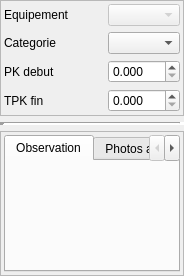
Before: the Qt Designer form Lamia/toolprepro/vnf/lamiavnf_desordre_tool_ui.ui in Artelia/Lamia, drawn with Qt 5.
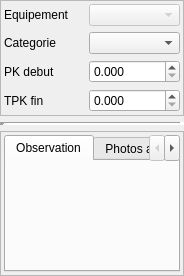
After: the same form once the commit is applied.

Commit message: Update VNF design and add observations and pictures to LAMIA -> SIRS

```diff
--- a/Lamia/toolprepro/vnf/lamiavnf_desordre_tool_ui.ui
+++ b/Lamia/toolprepro/vnf/lamiavnf_desordre_tool_ui.ui
@@ -72,6 +72,9 @@
         <property name="decimals">
          <number>3</number>
         </property>
+        <property name="maximum">
+         <double>999999.989999999990687</double>
+        </property>
        </widget>
       </item>
       <item row="3" column="1">
@@ -79,6 +82,9 @@
         <property name="decimals">
          <number>3</number>
         </property>
+        <property name="maximum">
+         <double>999999.989999999990687</double>
+        </property>
        </widget>
       </item>
      </layout>
```
Left out of the diff: 55 changed lines with no effect on the pictures. The commit also changes 4 other files.
